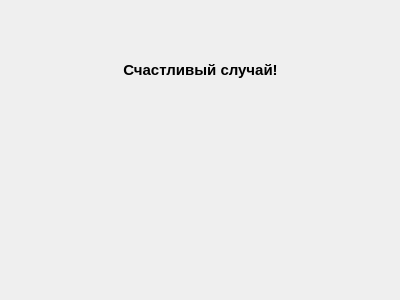
Before: the Qt Designer form happyaccidentwindow.ui in Saham9tka/for_bots, drawn with Qt 5.
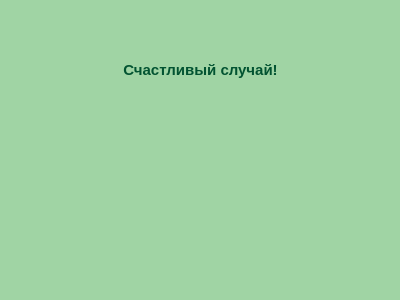
After: the same form once the commit is applied.

Diff of the .ui file:
```diff
--- a/happyaccidentwindow.ui
+++ b/happyaccidentwindow.ui
@@ -10,6 +10,286 @@
     <height>300</height>
    </rect>
   </property>
+  <property name="palette">
+   <palette>
+    <active>
+     <colorrole role="Button">
+      <brush brushstyle="SolidPattern">
+       <color alpha="255">
+        <red>240</red>
+        <green>221</green>
+        <blue>177</blue>
+       </color>
+      </brush>
+     </colorrole>
+     <colorrole role="Light">
+      <brush brushstyle="SolidPattern">
+       <color alpha="255">
+        <red>255</red>
+        <green>255</green>
+        <blue>255</blue>
+       </color>
+      </brush>
+     </colorrole>
+     <colorrole role="Text">
+      <brush brushstyle="SolidPattern">
+       <color alpha="255">
+        <red>2</red>
+        <green>83</green>
+        <blue>49</blue>
+       </color>
+      </brush>
+     </colorrole>
+     <colorrole role="BrightText">
+      <brush brushstyle="SolidPattern">
+       <color alpha="255">
+        <red>0</red>
+        <green>0</green>
+        <blue>0</blue>
+       </color>
+      </brush>
+     </colorrole>
+     <colorrole role="ButtonText">
+      <brush brushstyle="SolidPattern">
+       <color alpha="255">
+        <red>85</red>
+        <green>69</green>
+        <blue>40</blue>
+       </color>
+      </brush>
+     </colorrole>
+     <colorrole role="Base">
+      <brush brushstyle="SolidPattern">
+       <color alpha="255">
+        <red>215</red>
+        <green>240</green>
+        <blue>209</blue>
+       </color>
+      </brush>
+     </colorrole>
+     <colorrole role="Window">
+      <brush brushstyle="SolidPattern">
+       <color alpha="255">
+        <red>160</red>
+        <green>212</green>
+        <blue>164</blue>
+       </color>
+      </brush>
+     </colorrole>
+     <colorrole role="Highlight">
+      <brush brushstyle="SolidPattern">
+       <color alpha="255">
+        <red>89</red>
+        <green>159</green>
+        <blue>118</blue>
+       </color>
+      </brush>
+     </colorrole>
+     <colorrole role="HighlightedText">
+      <brush brushstyle="SolidPattern">
+       <color alpha="255">
+        <red>211</red>
+        <green>240</green>
+        <blue>191</blue>
+       </color>
+      </brush>
+     </colorrole>
+     <colorrole role="AlternateBase">
+      <brush brushstyle="SolidPattern">
+       <color alpha="255">
+        <red>186</red>
+        <green>223</green>
+        <blue>180</blue>
+       </color>
+      </brush>
+     </colorrole>
+     <colorrole role="ToolTipText">
+      <brush brushstyle="SolidPattern">
+       <color alpha="255">
+        <red>0</red>
+        <green>0</green>
+        <blue>0</blue>
+       </color>
+      </brush>
+     </colorrole>
+    </active>
+    <inactive>
+     <colorrole role="Button">
+      <brush brushstyle="SolidPattern">
+       <color alpha="255">
+        <red>240</red>
+        <green>221</green>
+        <blue>177</blue>
+       </color>
+      </brush>
+     </colorrole>
+     <colorrole role="Light">
+      <brush brushstyle="SolidPattern">
+       <color alpha="255">
+        <red>255</red>
+        <green>255</green>
+        <blue>255</blue>
+       </color>
+      </brush>
+     </colorrole>
+     <colorrole role="Text">
+      <brush brushstyle="SolidPattern">
+       <color alpha="255">
+        <red>2</red>
+        <green>83</green>
+        <blue>49</blue>
+       </color>
+      </brush>
+     </colorrole>
+     <colorrole role="BrightText">
+      <brush brushstyle="SolidPattern">
+       <color alpha="255">
+        <red>0</red>
+        <green>0</green>
+        <blue>0</blue>
+       </color>
+      </brush>
+     </colorrole>
+     <colorrole role="ButtonText">
+      <brush brushstyle="SolidPattern">
+       <color alpha="255">
+        <red>85</red>
+        <green>69</green>
+        <blue>40</blue>
+       </color>
+      </brush>
+     </colorrole>
+     <colorrole role="Base">
+      <brush brushstyle="SolidPattern">
+       <color alpha="255">
+        <red>215</red>
+        <green>240</green>
+        <blue>209</blue>
+       </color>
+      </brush>
+     </colorrole>
+     <colorrole role="Window">
+      <brush brushstyle="SolidPattern">
+       <color alpha="255">
+        <red>160</red>
+        <green>212</green>
+        <blue>164</blue>
+       </color>
+      </brush>
+     </colorrole>
+     <colorrole role="Highlight">
+      <brush brushstyle="SolidPattern">
+       <color alpha="255">
+        <red>89</red>
+        <green>159</green>
+        <blue>118</blue>
+       </color>
+      </brush>
+     </colorrole>
+     <colorrole role="HighlightedText">
+      <brush brushstyle="SolidPattern">
+       <color alpha="255">
+        <red>211</red>
+        <green>240</green>
+        <blue>191</blue>
+       </color>
+      </brush>
+     </colorrole>
+     <colorrole role="AlternateBase">
+      <brush brushstyle="SolidPattern">
+       <color alpha="255">
+        <red>186</red>
+        <green>223</green>
+        <blue>180</blue>
+       </color>
+      </brush>
+     </colorrole>
+     <colorrole role="ToolTipText">
+      <brush brushstyle="SolidPattern">
+       <color alpha="255">
+        <red>0</red>
+        <green>0</green>
+        <blue>0</blue>
+       </color>
+      </brush>
+     </colorrole>
+    </inactive>
+    <disabled>
+     <colorrole role="Button">
+      <brush brushstyle="SolidPattern">
+       <color alpha="255">
+        <red>240</red>
+        <green>221</green>
+        <blue>177</blue>
+       </color>
+      </brush>
+     </colorrole>
+     <colorrole role="Light">
+      <brush brushstyle="SolidPattern">
+       <color alpha="255">
+        <red>255</red>
+        <green>255</green>
+        <blue>255</blue>
+       </color>
+      </brush>
+     </colorrole>
+     <colorrole role="BrightText">
+      <brush brushstyle="SolidPattern">
+       <color alpha="255">
+        <red>0</red>
+        <green>0</green>
+        <blue>0</blue>
+       </color>
+      </brush>
+     </colorrole>
+     <colorrole role="Base">
+      <brush brushstyle="SolidPattern">
+       <color alpha="255">
+        <red>160</red>
+        <green>212</green>
+        <blue>164</blue>
+       </color>
+      </brush>
+     </colorrole>
+     <colorrole role="Window">
+      <brush brushstyle="SolidPattern">
+       <color alpha="255">
+        <red>160</red>
+        <green>212</green>
+        <blue>164</blue>
+       </color>
+      </brush>
+     </colorrole>
+     <colorrole role="HighlightedText">
+      <brush brushstyle="SolidPattern">
+       <color alpha="255">
+        <red>211</red>
+        <green>240</green>
+        <blue>191</blue>
+       </color>
+      </brush>
+     </colorrole>
+     <colorrole role="AlternateBase">
+      <brush brushstyle="SolidPattern">
+       <color alpha="255">
+        <red>186</red>
+        <green>223</green>
+        <blue>180</blue>
+       </color>
+      </brush>
+     </colorrole>
+     <colorrole role="ToolTipText">
+      <brush brushstyle="SolidPattern">
+       <color alpha="255">
+        <red>0</red>
+        <green>0</green>
+        <blue>0</blue>
+       </color>
+      </brush>
+     </colorrole>
+    </disabled>
+   </palette>
+  </property>
   <property name="windowTitle">
    <string>Form</string>
   </property>
@@ -22,6 +302,304 @@
      <height>41</height>
     </rect>
    </property>
+   <property name="palette">
+    <palette>
+     <active>
+      <colorrole role="WindowText">
+       <brush brushstyle="SolidPattern">
+        <color alpha="255">
+         <red>2</red>
+         <green>83</green>
+         <blue>49</blue>
+        </color>
+       </brush>
+      </colorrole>
+      <colorrole role="Button">
+       <brush brushstyle="SolidPattern">
+        <color alpha="255">
+         <red>240</red>
+         <green>221</green>
+         <blue>177</blue>
+        </color>
+       </brush>
+      </colorrole>
+      <colorrole role="Light">
+       <brush brushstyle="SolidPattern">
+        <color alpha="255">
+         <red>255</red>
+         <green>255</green>
+         <blue>255</blue>
+        </color>
+       </brush>
+      </colorrole>
+      <colorrole role="Text">
+       <brush brushstyle="SolidPattern">
+        <color alpha="255">
+         <red>2</red>
+         <green>83</green>
+         <blue>49</blue>
+        </color>
+       </brush>
+      </colorrole>
+      <colorrole role="BrightText">
+       <brush brushstyle="SolidPattern">
+        <color alpha="255">
+         <red>2</red>
+         <green>83</green>
+         <blue>49</blue>
+        </color>
+       </brush>
+      </colorrole>
+      <colorrole role="ButtonText">
+       <brush brushstyle="SolidPattern">
+        <color alpha="255">
+         <red>85</red>
+         <green>69</green>
+         <blue>40</blue>
+        </color>
+       </brush>
+      </colorrole>
+      <colorrole role="Base">
+       <brush brushstyle="SolidPattern">
+        <color alpha="255">
+         <red>215</red>
+         <green>240</green>
+         <blue>209</blue>
+        </color>
+       </brush>
+      </colorrole>
+      <colorrole role="Window">
+       <brush brushstyle="SolidPattern">
+        <color alpha="255">
+         <red>160</red>
+         <green>212</green>
+         <blue>164</blue>
+        </color>
+       </brush>
+      </colorrole>
+      <colorrole role="Highlight">
+       <brush brushstyle="SolidPattern">
+        <color alpha="255">
+         <red>89</red>
+         <green>159</green>
+         <blue>118</blue>
+        </color>
+       </brush>
+      </colorrole>
+      <colorrole role="HighlightedText">
+       <brush brushstyle="SolidPattern">
+        <color alpha="255">
+         <red>211</red>
+         <green>240</green>
+         <blue>191</blue>
+        </color>
+       </brush>
+      </colorrole>
+      <colorrole role="AlternateBase">
+       <brush brushstyle="SolidPattern">
+        <color alpha="255">
+         <red>186</red>
+         <green>223</green>
+         <blue>180</blue>
+        </color>
+       </brush>
+      </colorrole>
+      <colorrole role="ToolTipText">
+       <brush brushstyle="SolidPattern">
+        <color alpha="255">
+         <red>2</red>
+         <green>83</green>
+         <blue>49</blue>
+        </color>
+       </brush>
+      </colorrole>
+     </active>
+     <inactive>
+      <colorrole role="WindowText">
+       <brush brushstyle="SolidPattern">
+        <color alpha="255">
+         <red>2</red>
+         <green>83</green>
+         <blue>49</blue>
+        </color>
+       </brush>
+      </colorrole>
+      <colorrole role="Button">
+       <brush brushstyle="SolidPattern">
+        <color alpha="255">
+         <red>240</red>
+         <green>221</green>
+         <blue>177</blue>
+        </color>
+       </brush>
+      </colorrole>
+      <colorrole role="Light">
+       <brush brushstyle="SolidPattern">
+        <color alpha="255">
+         <red>255</red>
+         <green>255</green>
+         <blue>255</blue>
+        </color>
+       </brush>
+      </colorrole>
+      <colorrole role="Text">
+       <brush brushstyle="SolidPattern">
+        <color alpha="255">
+         <red>2</red>
+         <green>83</green>
+         <blue>49</blue>
+        </color>
+       </brush>
+      </colorrole>
+      <colorrole role="BrightText">
+       <brush brushstyle="SolidPattern">
+        <color alpha="255">
+         <red>2</red>
+         <green>83</green>
+         <blue>49</blue>
+        </color>
+       </brush>
+      </colorrole>
+      <colorrole role="ButtonText">
+       <brush brushstyle="SolidPattern">
+        <color alpha="255">
+         <red>85</red>
+         <green>69</green>
+         <blue>40</blue>
+        </color>
+       </brush>
+      </colorrole>
+      <colorrole role="Base">
+       <brush brushstyle="SolidPattern">
+        <color alpha="255">
+         <red>215</red>
+         <green>240</green>
+         <blue>209</blue>
+        </color>
+       </brush>
+      </colorrole>
+      <colorrole role="Window">
+       <brush brushstyle="SolidPattern">
+        <color alpha="255">
+         <red>160</red>
+         <green>212</green>
+         <blue>164</blue>
+        </color>
+       </brush>
+      </colorrole>
+      <colorrole role="Highlight">
+       <brush brushstyle="SolidPattern">
+        <color alpha="255">
+         <red>89</red>
+         <green>159</green>
+         <blue>118</blue>
+        </color>
+       </brush>
+      </colorrole>
+      <colorrole role="HighlightedText">
+       <brush brushstyle="SolidPattern">
+        <color alpha="255">
+         <red>211</red>
+         <green>240</green>
+         <blue>191</blue>
+        </color>
+       </brush>
+      </colorrole>
+      <colorrole role="AlternateBase">
+       <brush brushstyle="SolidPattern">
+        <color alpha="255">
+         <red>186</red>
+         <green>223</green>
+         <blue>180</blue>
+        </color>
+       </brush>
+      </colorrole>
+      <colorrole role="ToolTipText">
+       <brush brushstyle="SolidPattern">
+        <color alpha="255">
+         <red>2</red>
+         <green>83</green>
+         <blue>49</blue>
+        </color>
+       </brush>
+      </colorrole>
+     </inactive>
+     <disabled>
+      <colorrole role="Button">
+       <brush brushstyle="SolidPattern">
+        <color alpha="255">
+         <red>240</red>
+         <green>221</green>
+         <blue>177</blue>
+        </color>
+       </brush>
+      </colorrole>
+      <colorrole role="Light">
+       <brush brushstyle="SolidPattern">
+        <color alpha="255">
+         <red>255</red>
+         <green>255</green>
+         <blue>255</blue>
+        </color>
+       </brush>
+      </colorrole>
+      <colorrole role="BrightText">
+       <brush brushstyle="SolidPattern">
+        <color alpha="255">
+         <red>2</red>
+         <green>83</green>
+         <blue>49</blue>
+        </color>
+       </brush>
+      </colorrole>
+      <colorrole role="Base">
+       <brush brushstyle="SolidPattern">
+        <color alpha="255">
+         <red>160</red>
+         <green>212</green>
+         <blue>164</blue>
+        </color>
+       </brush>
+      </colorrole>
+      <colorrole role="Window">
+       <brush brushstyle="SolidPattern">
+        <color alpha="255">
+         <red>160</red>
+         <green>212</green>
+         <blue>164</blue>
+        </color>
+       </brush>
+      </colorrole>
+      <colorrole role="HighlightedText">
+       <brush brushstyle="SolidPattern">
+        <color alpha="255">
+         <red>211</red>
+         <green>240</green>
+         <blue>191</blue>
+        </color>
+       </brush>
+      </colorrole>
+      <colorrole role="AlternateBase">
+       <brush brushstyle="SolidPattern">
+        <color alpha="255">
+         <red>186</red>
+         <green>223</green>
+         <blue>180</blue>
+        </color>
+       </brush>
+      </colorrole>
+      <colorrole role="ToolTipText">
+       <brush brushstyle="SolidPattern">
+        <color alpha="255">
+         <red>2</red>
+         <green>83</green>
+         <blue>49</blue>
+        </color>
+       </brush>
+      </colorrole>
+     </disabled>
+    </palette>
+   </property>
    <property name="font">
     <font>
      <pointsize>11</pointsize>
@@ -41,6 +619,259 @@
      <height>131</height>
     </rect>
    </property>
+   <property name="palette">
+    <palette>
+     <active>
+      <colorrole role="Light">
+       <brush brushstyle="SolidPattern">
+        <color alpha="255">
+         <red>255</red>
+         <green>255</green>
+         <blue>255</blue>
+        </color>
+       </brush>
+      </colorrole>
+      <colorrole role="Text">
+       <brush brushstyle="SolidPattern">
+        <color alpha="255">
+         <red>2</red>
+         <green>83</green>
+         <blue>49</blue>
+        </color>
+       </brush>
+      </colorrole>
+      <colorrole role="BrightText">
+       <brush brushstyle="SolidPattern">
+        <color alpha="255">
+         <red>0</red>
+         <green>0</green>
+         <blue>0</blue>
+        </color>
+       </brush>
+      </colorrole>
+      <colorrole role="ButtonText">
+       <brush brushstyle="SolidPattern">
+        <color alpha="255">
+         <red>85</red>
+         <green>69</green>
+         <blue>40</blue>
+        </color>
+       </brush>
+      </colorrole>
+      <colorrole role="Base">
+       <brush brushstyle="SolidPattern">
+        <color alpha="255">
+         <red>215</red>
+         <green>240</green>
+         <blue>209</blue>
+        </color>
+       </brush>
+      </colorrole>
+      <colorrole role="Window">
+       <brush brushstyle="SolidPattern">
+        <color alpha="255">
+         <red>160</red>
+         <green>212</green>
+         <blue>164</blue>
+        </color>
+       </brush>
+      </colorrole>
+      <colorrole role="Highlight">
+       <brush brushstyle="SolidPattern">
+        <color alpha="255">
+         <red>89</red>
+         <green>159</green>
+         <blue>118</blue>
+        </color>
+       </brush>
+      </colorrole>
+      <colorrole role="HighlightedText">
+       <brush brushstyle="SolidPattern">
+        <color alpha="255">
+         <red>211</red>
+         <green>240</green>
+         <blue>191</blue>
+        </color>
+       </brush>
+      </colorrole>
+      <colorrole role="AlternateBase">
+       <brush brushstyle="SolidPattern">
+        <color alpha="255">
+         <red>186</red>
+         <green>223</green>
+         <blue>180</blue>
+        </color>
+       </brush>
+      </colorrole>
+      <colorrole role="ToolTipText">
+       <brush brushstyle="SolidPattern">
+        <color alpha="255">
+         <red>0</red>
+         <green>0</green>
+         <blue>0</blue>
+        </color>
+       </brush>
+      </colorrole>
+     </active>
+     <inactive>
+      <colorrole role="Light">
+       <brush brushstyle="SolidPattern">
+        <color alpha="255">
+         <red>255</red>
+         <green>255</green>
+         <blue>255</blue>
+        </color>
+       </brush>
+      </colorrole>
+      <colorrole role="Text">
+       <brush brushstyle="SolidPattern">
+        <color alpha="255">
+         <red>2</red>
+         <green>83</green>
+         <blue>49</blue>
+        </color>
+       </brush>
+      </colorrole>
+      <colorrole role="BrightText">
+       <brush brushstyle="SolidPattern">
+        <color alpha="255">
+         <red>0</red>
+         <green>0</green>
+         <blue>0</blue>
+        </color>
+       </brush>
+      </colorrole>
+      <colorrole role="ButtonText">
+       <brush brushstyle="SolidPattern">
+        <color alpha="255">
+         <red>85</red>
+         <green>69</green>
+         <blue>40</blue>
+        </color>
+       </brush>
+      </colorrole>
+      <colorrole role="Base">
+       <brush brushstyle="SolidPattern">
+        <color alpha="255">
+         <red>215</red>
+         <green>240</green>
+         <blue>209</blue>
+        </color>
+       </brush>
+      </colorrole>
+      <colorrole role="Window">
+       <brush brushstyle="SolidPattern">
+        <color alpha="255">
+         <red>160</red>
+         <green>212</green>
+         <blue>164</blue>
+        </color>
+       </brush>
+      </colorrole>
+      <colorrole role="Highlight">
+       <brush brushstyle="SolidPattern">
+        <color alpha="255">
+         <red>89</red>
+         <green>159</green>
+         <blue>118</blue>
+        </color>
+       </brush>
+      </colorrole>
+      <colorrole role="HighlightedText">
+       <brush brushstyle="SolidPattern">
+        <color alpha="255">
+         <red>211</red>
+         <green>240</green>
+         <blue>191</blue>
+        </color>
+       </brush>
+      </colorrole>
+      <colorrole role="AlternateBase">
+       <brush brushstyle="SolidPattern">
+        <color alpha="255">
+         <red>186</red>
+         <green>223</green>
+         <blue>180</blue>
+        </color>
+       </brush>
+      </colorrole>
+      <colorrole role="ToolTipText">
+       <brush brushstyle="SolidPattern">
+        <color alpha="255">
+         <red>0</red>
+         <green>0</green>
+         <blue>0</blue>
+        </color>
+       </brush>
+      </colorrole>
+     </inactive>
+     <disabled>
+      <colorrole role="Light">
+       <brush brushstyle="SolidPattern">
+        <color alpha="255">
+         <red>255</red>
+         <green>255</green>
+         <blue>255</blue>
+        </color>
+       </brush>
+      </colorrole>
+      <colorrole role="BrightText">
+       <brush brushstyle="SolidPattern">
+        <color alpha="255">
+         <red>0</red>
+         <green>0</green>
+         <blue>0</blue>
+        </color>
+       </brush>
+      </colorrole>
+      <colorrole role="Base">
+       <brush brushstyle="SolidPattern">
+        <color alpha="255">
+         <red>160</red>
+         <green>212</green>
+         <blue>164</blue>
+        </color>
+       </brush>
+      </colorrole>
+      <colorrole role="Window">
+       <brush brushstyle="SolidPattern">
+        <color alpha="255">
+         <red>160</red>
+         <green>212</green>
+         <blue>164</blue>
+        </color>
+       </brush>
+      </colorrole>
+      <colorrole role="HighlightedText">
+       <brush brushstyle="SolidPattern">
+        <color alpha="255">
+         <red>211</red>
+         <green>240</green>
+         <blue>191</blue>
+        </color>
+       </brush>
+      </colorrole>
+      <colorrole role="AlternateBase">
+       <brush brushstyle="SolidPattern">
+        <color alpha="255">
+         <red>186</red>
+         <green>223</green>
+         <blue>180</blue>
+        </color>
+       </brush>
+      </colorrole>
+      <colorrole role="ToolTipText">
+       <brush brushstyle="SolidPattern">
+        <color alpha="255">
+         <red>0</red>
+         <green>0</green>
+         <blue>0</blue>
+        </color>
+       </brush>
+      </colorrole>
+     </disabled>
+    </palette>
+   </property>
    <property name="text">
     <string/>
    </property>
```
